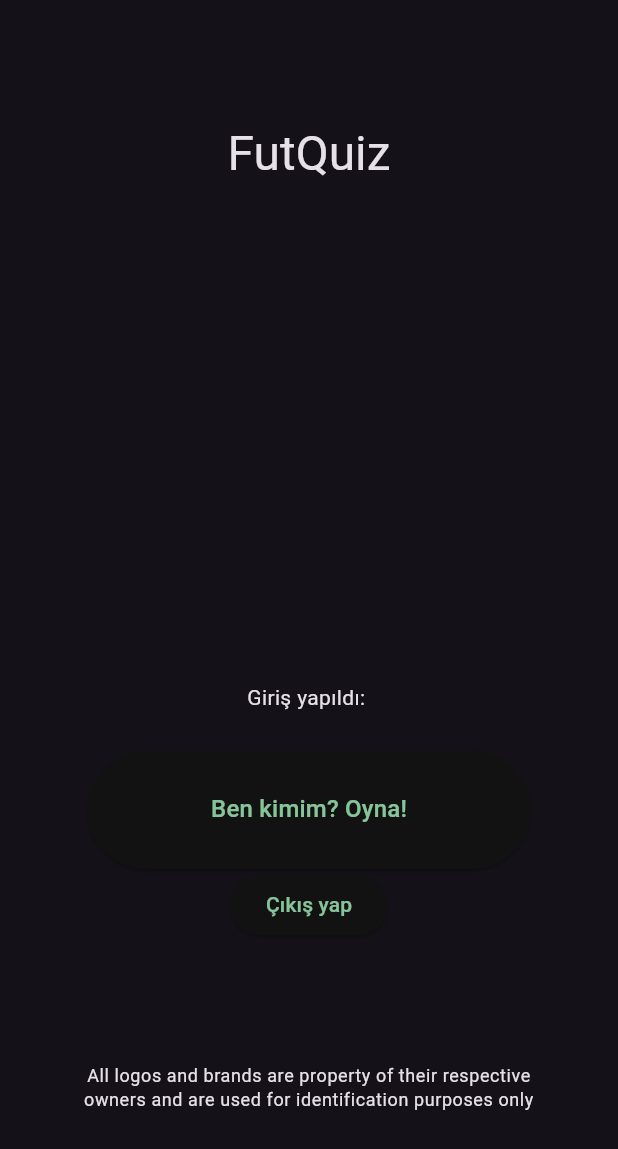
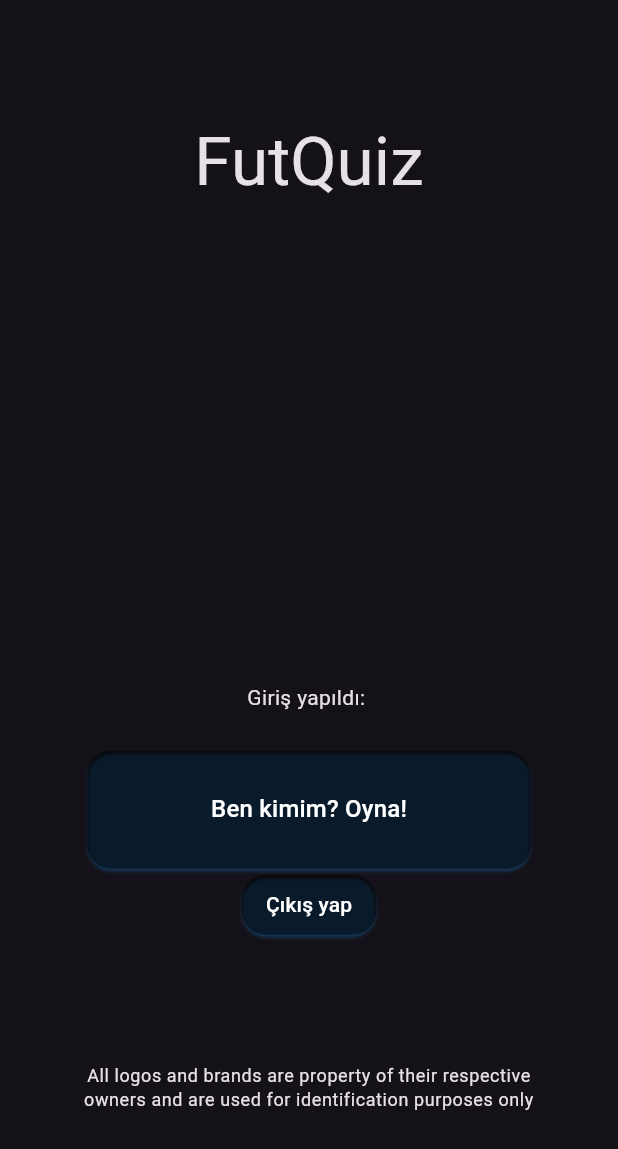
Before and after one commit to 0xemrekaya/futquiz, a Flutter app: the HomePage screen opened by its route, on a phone screen of 412 x 824 dp. Shown: the top 1149 px of the screen. Run offline on Flutter 3.47's test engine with Material 2 defaults, Android fonts, the phone set to English and light mode, and no system bars; our stand-ins replace cloud_firestore, confetti, firebase_auth, firebase_core, flutter_mobx, lottie and 2 more; missing offline and left inert: easy_autocomplete, firebase_ui_auth, firebase_ui_oauth_google; accounts and stored records are empty; generated files the repository leaves out were written again; network calls fail.

Commit message:
ui theme

```diff
--- a/lib/screens/game_one_page.dart
+++ b/lib/screens/game_one_page.dart
@@ -219,8 +219,8 @@ class _GameOnePageState extends State<GameOnePage> {
                           context: context,
                           builder: (context) => AlertDialog(
                               title: Container(
-                                  width: 200,
-                                  height: 250,
+                                  width: width /1.2,
+                                  height: height / 2,
                                   child: Column(
                                     children: [
                                       Image.network(a.photoUrl!),
--- a/lib/screens/home_page.dart
+++ b/lib/screens/home_page.dart
@@ -28,7 +28,7 @@ class HomePage extends StatelessWidget {
                   flex: 2,
                   child: Text(
                     title,
-                    style: textStyle.headlineLarge,
+                    style: textStyle.displayMedium,
                     textAlign: TextAlign.start,
                   ),
                 ),
--- /dev/null
+++ b/lib/theme/default_dark_theme.dart
@@ -0,0 +1,24 @@
+import 'package:flutter/material.dart';
+
+class DefaultDarkTheme {
+  const DefaultDarkTheme(this.context);
+
+  final BuildContext context;
+  ThemeData get theme => ThemeData.dark(
+        useMaterial3: true,
+      ).copyWith(
+        colorScheme: const ColorScheme.dark().copyWith(
+          primary: Colors.white,
+          secondary: const Color(0xAA1737EB),
+        ),
+        elevatedButtonTheme: ElevatedButtonThemeData(
+            style: ElevatedButton.styleFrom(
+          backgroundColor: Colors.black54,
+          shadowColor: Theme.of(context).colorScheme.secondary,
+          padding: const EdgeInsets.symmetric(horizontal: 16, vertical: 8),
+          shape: RoundedRectangleBorder(
+            borderRadius: BorderRadius.circular(16),
+          ),
+        )),
+      );
+}
--- a/pubspec.yaml
+++ b/pubspec.yaml
@@ -25,6 +25,7 @@ dependencies:
   firebase_ui_oauth_google: ^1.2.11
   firebase_ui_auth: ^1.8.0
   firebase_auth: ^4.9.0
+  flex_color_scheme: ^7.3.1
 
 dev_dependencies:
   flutter_test:
```
Also changed, not shown: lib/main.dart (+8 -6 lines).
